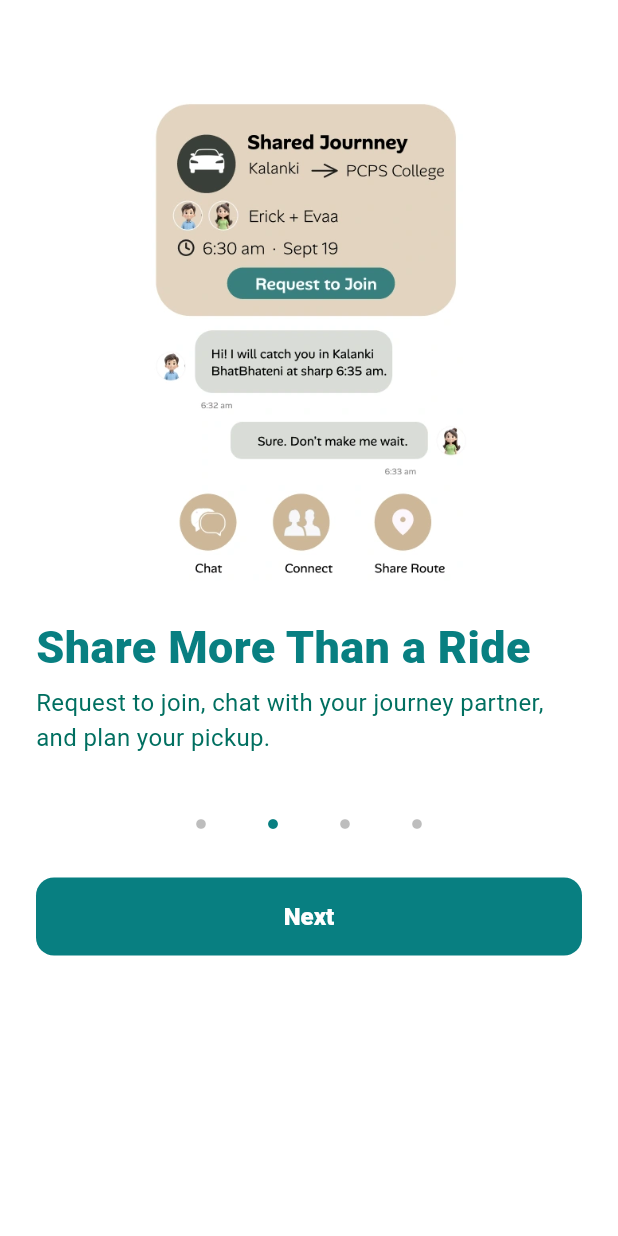
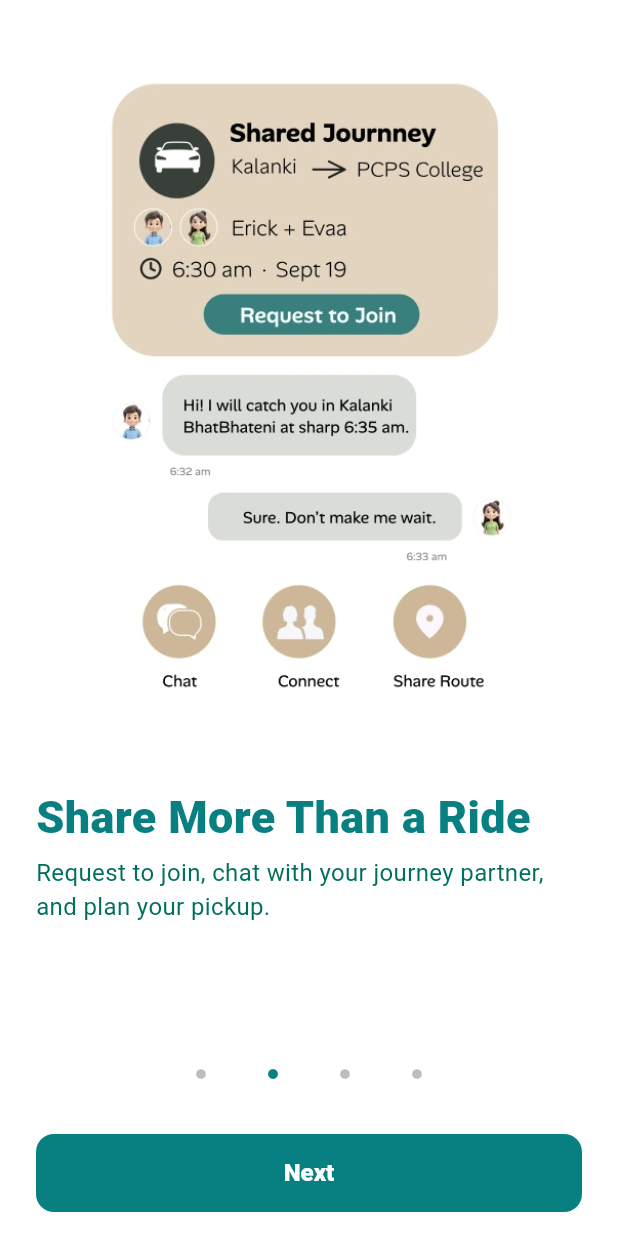
Before and after one commit to supriyashrestha0o/RoutoApp, a Flutter app: the screen it shows after launch, after a tap on "Next", on a phone screen of 412 x 824 dp. Run offline on Flutter 3.47's test engine with Material 3 defaults, Android fonts, the phone set to English and light mode, and no system bars; our stand-ins replace flutter_local_notifications, flutter_svg, geocoding, geolocator, image_picker.

Commit message:
Updated the UI of onboarding screens

```diff
--- a/lib/views/onboarding/onboarding_page.dart
+++ b/lib/views/onboarding/onboarding_page.dart
@@ -4,7 +4,6 @@ import 'package:routo/core/theme/app_colors.dart';
 import 'package:routo/views/onboarding/welcome_page.dart';
 import 'package:routo/views/widgets/heading.dart';
 import 'package:routo/views/widgets/primary_action.dart';
-import 'package:routo/views/widgets/screen.dart';
 
 class OnboardingPage extends StatefulWidget {
   const OnboardingPage({super.key});
@@ -31,19 +30,52 @@ class _OnboardingPageState extends State<OnboardingPage> {
   int step = 0;
 
   @override
-  Widget build(BuildContext context) => Screen(
+  Widget build(BuildContext context) {
+    final isLastPage = step == headings.length - 1;
+
+    return Scaffold(
+      backgroundColor: Colors.white,
+      body: SafeArea(
+        child: Padding(
+          padding: const EdgeInsets.fromLTRB(24, 12, 24, 16),
+          child: Column(
+            crossAxisAlignment: CrossAxisAlignment.stretch,
             children: [
-      Image.asset(
+              Expanded(
+                flex: 3,
+                child: Transform.scale(
+                  scale: step < 2 ? 0.85 : 1.0,
+                  child: Image.asset(
                     'assets/design-intro-$step.webp',
-        height: 325,
+                    width: double.infinity,
+                    fit: BoxFit.contain,
                     excludeFromSemantics: true,
                   ),
-      const SizedBox(height: 26),
-      Heading(headings[step], descriptions[step], teal),
+                ),
+              ),
+              const SizedBox(height: 24),
+              Expanded(
+                child: LayoutBuilder(
+                  builder: (context, constraints) {
+                    return FittedBox(
+                      fit: BoxFit.scaleDown,
+                      alignment: Alignment.topLeft,
+                      child: SizedBox(
+                        width: constraints.maxWidth,
+                        child: Heading(
+                          headings[step],
+                          descriptions[step],
+                          teal,
+                        ),
+                      ),
+                    );
+                  },
+                ),
+              ),
               Row(
                 mainAxisAlignment: MainAxisAlignment.center,
                 children: List.generate(
-          4,
+                  headings.length,
                       (i) => IconButton(
                     tooltip: 'Onboarding page ${i + 1}',
                     onPressed: () => setState(() => step = i),
@@ -55,15 +87,22 @@ class _OnboardingPageState extends State<OnboardingPage> {
                   ),
                 ),
               ),
-      PrimaryAction(step == 3 ? 'Get Started' : 'Next', () {
-        if (step == 3) {
-          Navigator.of(context).pushReplacement(MaterialPageRoute<void>(
+              const SizedBox(height: 4),
+              PrimaryAction(isLastPage ? 'Get Started' : 'Next', () {
+                if (isLastPage) {
+                  Navigator.of(context).pushReplacement(
+                    MaterialPageRoute<void>(
                       builder: (_) => const WelcomePage(),
-          ));
+                    ),
+                  );
                 } else {
                   setState(() => step++);
                 }
               }),
             ],
+          ),
+        ),
+      ),
     );
   }
+}
```
Lines whose indentation alone changed are shown as unchanged.
